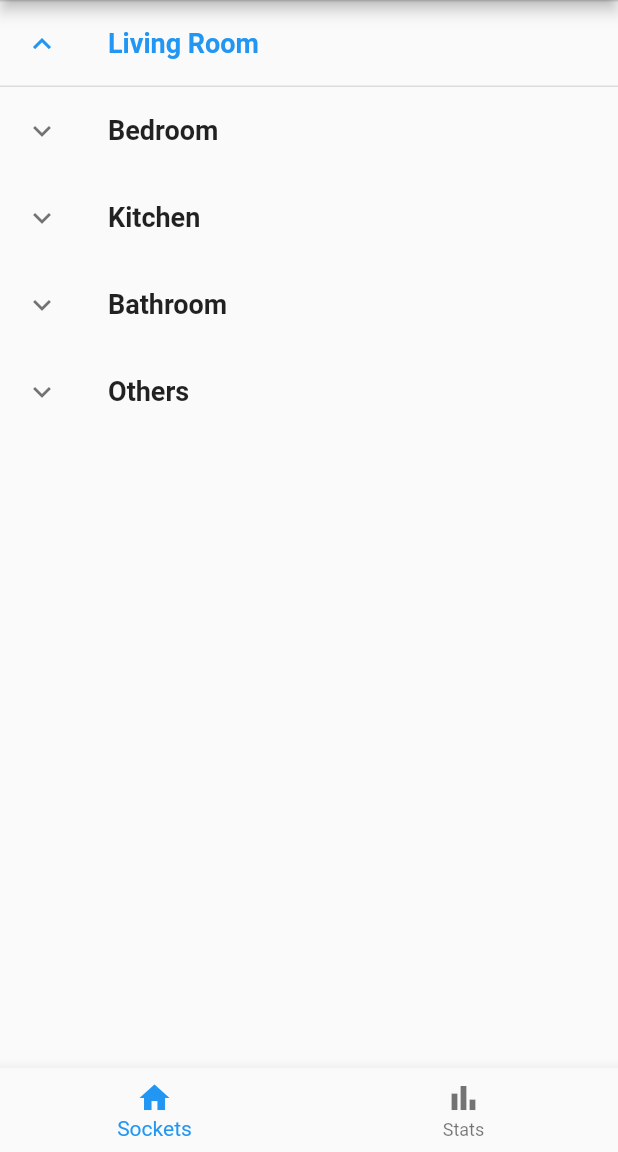
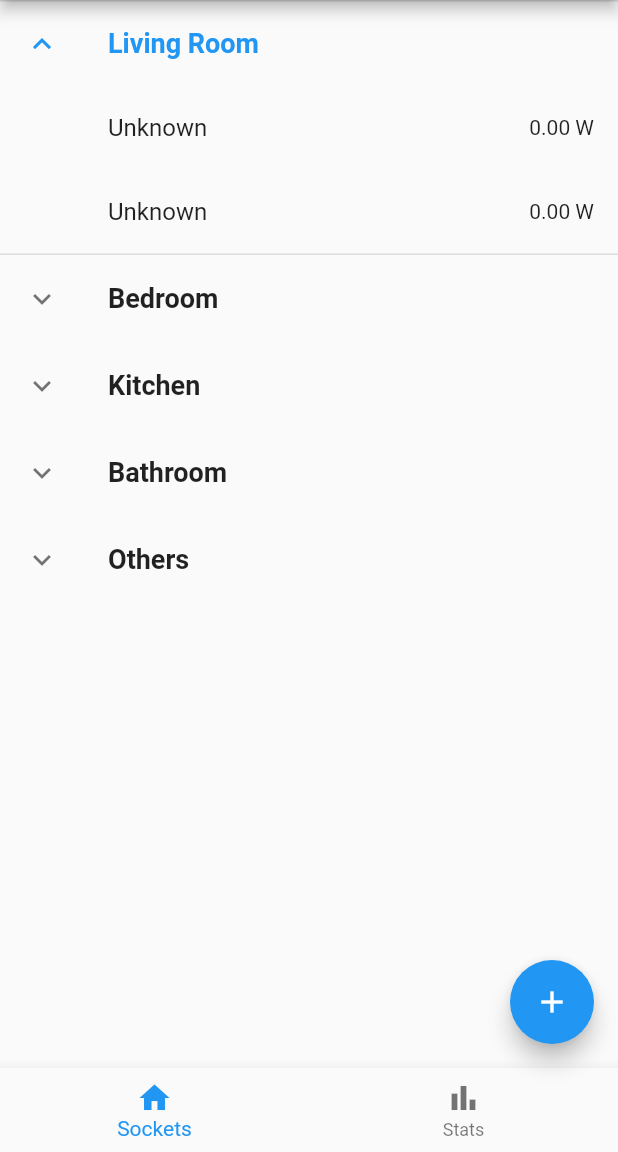
Before and after one commit to IoTPowerConsumptionAnalysisTeam/power_consumption_analyzer_frontend, a Flutter app: the screen it shows after launch, after a tap on "Living Room", on a phone screen of 412 x 824 dp, the part 84-1236 px from its top. Run offline on Flutter 3.47's test engine with Material 2 defaults, Android fonts, the light colour scheme and no system bars; our stand-ins replace get_it.

Commit message:
feat: add Add Power Socket button

```diff
--- a/lib/main.dart
+++ b/lib/main.dart
@@ -39,49 +39,6 @@ class MyHomePage extends StatefulWidget {
 
 class _MyHomePageState extends State<MyHomePage> {
   int _selectedIndex = 0;
-  List dataList = [
-    {
-      "name": "Living Room",
-      "icon": Icons.home,
-      "subMenu": [
-        {"name": "Orders"},
-        {"name": "Invoices"}
-      ]
-    },
-    {
-      "name": "Bedroom",
-      "icon": Icons.bed,
-      "subMenu": [
-        {
-          "name": "Promotions",
-          "subMenu": [
-            {"name": "Catalog Price Rule"},
-            {"name": "Cart Price Rules"}
-          ]
-        },
-        {
-          "name": "Communications",
-          "subMenu": [
-            {"name": "Newsletter Subscribers"}
-          ]
-        },
-        {
-          "name": "SEO & Search",
-          "subMenu": [
-            {"name": "Search Terms"},
-            {"name": "Search Synonyms"}
-          ]
-        },
-        {
-          "name": "User Content",
-          "subMenu": [
-            {"name": "All Reviews"},
-            {"name": "Pending Reviews"}
-          ]
-        }
-      ]
-    }
-  ];
 
   late List<Widget> _widgetOptions;
 
@@ -90,7 +47,10 @@ class _MyHomePageState extends State<MyHomePage> {
     super.initState();
     _widgetOptions = <Widget>[
       FutureBuilder(
-        future: PowerSocketCategoryManager.I.fetchAllCategory(),
+        future: Future.wait([
+          PowerSocketCategoryManager.I.fetchAllCategory(),
+          PowerSocketManager.I.fetchAllPowerSocket(),
+        ]),
         builder: (context, snapshot) {
           if (snapshot.connectionState == ConnectionState.done) {
             return _buildPowerSocketList();
@@ -217,6 +177,38 @@ class _MyHomePageState extends State<MyHomePage> {
           ),
         ],
       ),
+      floatingActionButton: FloatingActionButton(
+        onPressed: () {
+          showDialog(
+            context: context,
+            builder: (context) {
+              return AlertDialog(
+                title: const Text('Add Power Socket'),
+                content: TextField(
+                  controller: TextEditingController(),
+                  decoration: const InputDecoration(hintText: 'Name'),
+                ),
+                actions: [
+                  TextButton(
+                    onPressed: () {
+                      Navigator.of(context).pop();
+                    },
+                    child: const Text('Cancel'),
+                  ),
+                  TextButton(
+                    onPressed: () {
+                      Navigator.of(context).pop();
+                    },
+                    child: const Text('Add'),
+                  ),
+                ],
+              );
+            },
+          );
+        },
+        tooltip: 'Add Power Socket',
+        child: const Icon(Icons.add),
+      ),
     );
   }
 
--- a/lib/power_socket/power_socket.dart
+++ b/lib/power_socket/power_socket.dart
@@ -1,9 +1,15 @@
 import 'package:power_consumption_analyzer_frontend/power_socket/power_socket_category.dart';
 
 class PowerSocket {
+  final String userId;
   final String id;
   String? name;
   PowerSocketCategory category;
 
-  PowerSocket({required this.id, this.name, required this.category});
+  PowerSocket({
+    required this.userId,
+    required this.id,
+    this.name,
+    required this.category,
+  });
 }
--- a/lib/power_socket/power_socket_manager.dart
+++ b/lib/power_socket/power_socket_manager.dart
@@ -16,26 +16,32 @@ class PowerSocketManager {
   Future<Map<String, PowerSocket>> fetchAllPowerSocket() async {
     _powerSocketMap = {
       'Living Room 1': PowerSocket(
+        userId: 'test',
         id: 'Living Room 1',
         category: PowerSocketCategoryManager.I.getCategoryByName('Living Room'),
       ),
       'Living Room 2': PowerSocket(
+        userId: 'test',
         id: 'Living Room 2',
         category: PowerSocketCategoryManager.I.getCategoryByName('Living Room'),
       ),
       'Bedroom 1': PowerSocket(
+        userId: 'test',
         id: 'Bedroom 1',
         category: PowerSocketCategoryManager.I.getCategoryByName('Bedroom'),
       ),
       'Bedroom 2': PowerSocket(
+        userId: 'test',
         id: 'Bedroom 2',
         category: PowerSocketCategoryManager.I.getCategoryByName('Bedroom'),
       ),
       'Kitchen 1': PowerSocket(
+        userId: 'test',
         id: 'Kitchen 1',
         category: PowerSocketCategoryManager.I.getCategoryByName('Kitchen'),
       ),
       'Kitchen 2': PowerSocket(
+        userId: 'test',
         id: 'Kitchen 2',
         category: PowerSocketCategoryManager.I.getCategoryByName('Kitchen'),
       ),
@@ -55,6 +61,7 @@ class PowerSocketManager {
   }) {
     if (_powerSocketMap[id] == null) {
       addPowerSocket(PowerSocket(
+        userId: 'test',
         id: id,
         name: name,
         category: PowerSocketCategoryManager.I.getCategoryByName(categoryName),
```
Also changed, not shown: lib/login.dart (+0 -13 lines).
